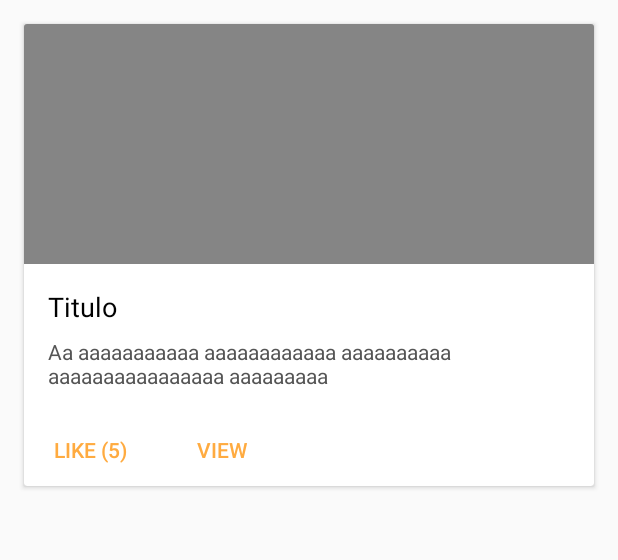
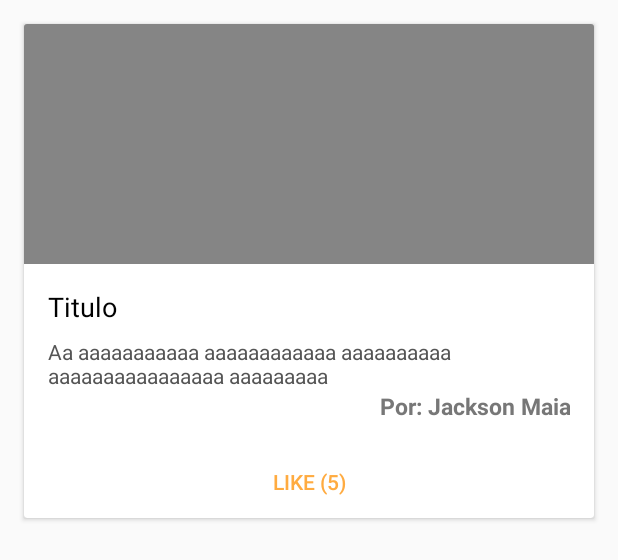
Before and after one commit to jacksonmaia/Novo-Sispu, an Android app: the layout component_cardview.xml on its own in the app's theme, with its tools: preview values and no code run, on a phone screen of 412 x 824 dp. Shown: the top 560 px of the screen. Run offline under Robolectric (Android 15) with nearby library versions, the phone set to English and light mode, and no system bars.

```diff
--- a/app/src/main/java/mobile/ufc/br/novosispu/service/NotificationService.java
+++ b/app/src/main/java/mobile/ufc/br/novosispu/service/NotificationService.java
@@ -37,7 +37,7 @@ public class NotificationService extends Service {
     }
 
     public int onStartCommand(Intent intent, int flags, int startId) {
-        LikeService likeService = new LikeService();
+        final LikeService likeService = new LikeService();
         final UserService userService = new UserService();
         final DemandService demandService = new DemandService();
         DatabaseReference ref = likeService.getLikesRef();
@@ -61,6 +61,9 @@ public class NotificationService extends Service {
                                     public void onDataChange(@NonNull DataSnapshot dataSnapshot) {
                                         User user = dataSnapshot.getValue(User.class);
                                         sendNotifications(user.getName() + " curtiu sua demanda");
+
+                                        like.setNotified(true);
+                                        likeService.save(like);
                                     }
 
                                     @Override
--- a/app/src/main/res/layout/component_cardview.xml
+++ b/app/src/main/res/layout/component_cardview.xml
@@ -33,21 +33,24 @@
                 android:layout_height="wrap_content"
                 android:text="Aa aaaaaaaaaaa aaaaaaaaaaaa aaaaaaaaaa aaaaaaaaaaaaaaaa aaaaaaaaa"
                 android:textColor="#555" />
+            <TextView
+                android:id="@+id/userTextView"
+                android:layout_width="match_parent"
+                android:layout_height="wrap_content"
+                android:text="Por: Jackson Maia"
+                android:textColor="#777"
+                android:textAlignment="textEnd"
+                android:textStyle="bold"
+                android:textSize="7pt"/>
         </LinearLayout>
         <LinearLayout
             android:layout_width="match_parent"
             android:layout_height="wrap_content">
             <Button
                 android:id="@+id/likeDemandButton"
-                android:layout_width="wrap_content"
+                android:layout_width="match_parent"
                 android:layout_height="wrap_content"
                 android:text="Like (5)"
-                android:theme="@style/PrimaryFlatButton" />
-            <Button
-                android:id="@+id/viewDemandButton"
-                android:layout_width="wrap_content"
-                android:layout_height="wrap_content"
-                android:text="View"
                 android:theme="@style/PrimaryFlatButton" />
         </LinearLayout>
     </LinearLayout>
```
Also changed, not shown: app/src/main/java/mobile/ufc/br/novosispu/components/CardViewComponent.java (+7 -0 lines).
